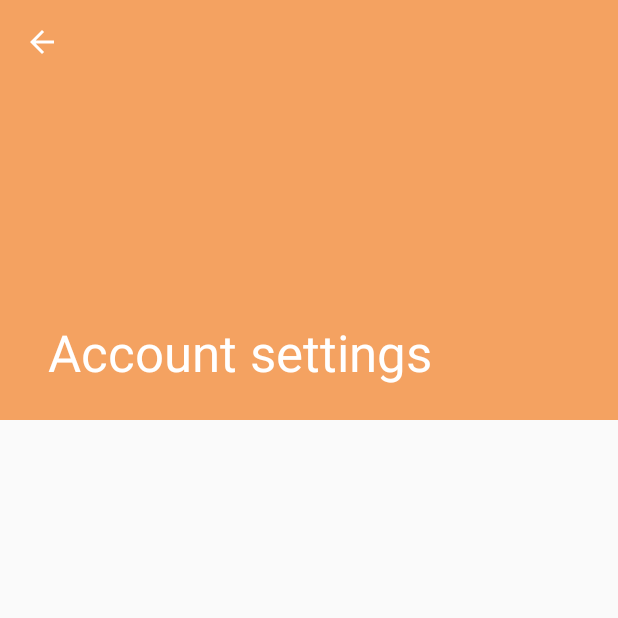
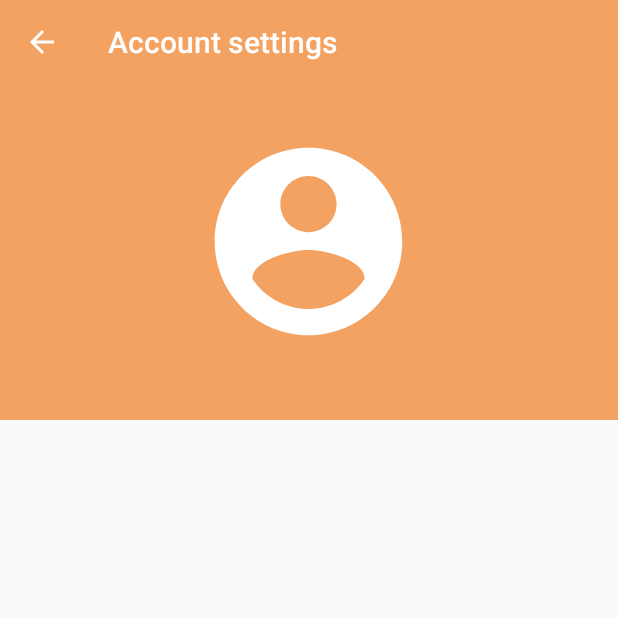
Before and after one commit to micheleantonazzi/ARGame, an Android app: the AccountSettingsActivity screen opened directly, with no data from a screen before it, on a phone screen of 412 x 824 dp, the top half of it. Run offline under Robolectric (Android 15) with nearby library versions, the phone set to English and light mode, and no system bars.

Commit message:
AccountSettingsActivity.java: added profile photo

```diff
--- a/code/android-native/app/src/main/AndroidManifest.xml
+++ b/code/android-native/app/src/main/AndroidManifest.xml
@@ -13,7 +13,7 @@
             android:name=".activities.settings.AccountSettingsActivity"
             android:label="@string/title_activity_account_settings"
             android:theme="@style/AppTheme.NoActionBar"
-            android:parentActivityName=".activities.MainActivity"></activity>
+            android:parentActivityName=".activities.MainActivity" />
         <activity
             android:name=".activities.settings.ApplicationSettingsActivity"
             android:label="@string/title_activity_application_settings"
--- a/code/android-native/app/src/main/java/com/argame/activities/settings/AccountSettingsActivity.java
+++ b/code/android-native/app/src/main/java/com/argame/activities/settings/AccountSettingsActivity.java
@@ -2,12 +2,16 @@ package com.argame.activities.settings;
 
 import android.os.Bundle;
 
+import com.google.android.material.appbar.AppBarLayout;
 import com.google.android.material.appbar.CollapsingToolbarLayout;
 import androidx.appcompat.app.ActionBar;
 import androidx.appcompat.app.AppCompatActivity;
 import androidx.appcompat.widget.Toolbar;
 
+import android.util.Log;
 import android.view.View;
+import android.widget.ImageView;
+import android.widget.LinearLayout;
 
 import com.argame.R;
 
@@ -20,9 +24,9 @@ public class AccountSettingsActivity extends AppCompatActivity {
 
         // Add back button
 
-        Toolbar toolbar = (Toolbar) findViewById(R.id.toolbar);
+        Toolbar toolbar = findViewById(R.id.toolbar);
         setSupportActionBar(toolbar);
-        CollapsingToolbarLayout toolBarLayout = (CollapsingToolbarLayout) findViewById(R.id.toolbar_layout);
+        CollapsingToolbarLayout toolBarLayout = findViewById(R.id.collapsing_layout_app_bar_account_activity);
         toolBarLayout.setTitle(getTitle());
 
         // Setup back button
@@ -32,5 +36,15 @@ public class AccountSettingsActivity extends AppCompatActivity {
             getSupportActionBar().setDisplayShowHomeEnabled(true);
         }
 
+        // Modify alpha while scrolling
+        LinearLayout linearLayoutStatusBar = findViewById(R.id.linear_layout_status_bar_account_activity);
+        AppBarLayout appBarLayout = findViewById(R.id.app_bar_layout_account_activity);
+        ImageView imageViewProfilePhoto = findViewById(R.id.image_view_profile_photo);
+        appBarLayout.addOnOffsetChangedListener((layout, verticalOffset) -> {
+            float offsetAlpha = (layout.getY() / layout.getTotalScrollRange());
+            linearLayoutStatusBar.setAlpha(1);
+            imageViewProfilePhoto.setAlpha(1.0f + offsetAlpha * 1.5f);
+        });
+
     }
 }
--- /dev/null
+++ b/code/android-native/app/src/main/res/drawable/icon_account_circle_24.xml
@@ -0,0 +1,10 @@
+<vector xmlns:android="http://schemas.android.com/apk/res/android"
+    android:width="24dp"
+    android:height="24dp"
+    android:viewportWidth="24"
+    android:viewportHeight="24"
+    android:tint="?attr/colorControlNormal">
+  <path
+      android:fillColor="@android:color/white"
+      android:pathData="M12,2C6.48,2 2,6.48 2,12s4.48,10 10,10 10,-4.48 10,-10S17.52,2 12,2zM12,5c1.66,0 3,1.34 3,3s-1.34,3 -3,3 -3,-1.34 -3,-3 1.34,-3 3,-3zM12,19.2c-2.5,0 -4.71,-1.28 -6,-3.22 0.03,-1.99 4,-3.08 6,-3.08 1.99,0 5.97,1.09 6,3.08 -1.29,1.94 -3.5,3.22 -6,3.22z"/>
+</vector>
--- a/code/android-native/app/src/main/res/layout/activity_account_settings.xml
+++ b/code/android-native/app/src/main/res/layout/activity_account_settings.xml
@@ -8,20 +8,37 @@
     tools:context=".activities.settings.AccountSettingsActivity">
 
     <com.google.android.material.appbar.AppBarLayout
-        android:id="@+id/app_bar"
+        android:id="@+id/app_bar_layout_account_activity"
         android:layout_width="match_parent"
         android:layout_height="@dimen/app_bar_height"
         android:fitsSystemWindows="true"
         android:theme="@style/AppTheme.AppBarOverlay">
 
         <com.google.android.material.appbar.CollapsingToolbarLayout
-            android:id="@+id/toolbar_layout"
+            android:id="@+id/collapsing_layout_app_bar_account_activity"
             android:layout_width="match_parent"
             android:layout_height="match_parent"
             android:fitsSystemWindows="true"
             app:contentScrim="?attr/colorPrimary"
             app:layout_scrollFlags="scroll|exitUntilCollapsed"
-            app:toolbarId="@+id/toolbar">
+            app:toolbarId="@+id/toolbar"
+            app:titleEnabled="false">
+
+            <LinearLayout
+                android:id="@+id/linear_layout_status_bar_account_activity"
+                android:layout_width="match_parent"
+                android:layout_height="match_parent"
+                android:orientation="vertical"
+                android:layout_marginTop="?attr/actionBarSize"
+                android:paddingTop="30dp">
+
+                <ImageView
+                    android:id="@+id/image_view_profile_photo"
+                    android:layout_width="@dimen/image_view_profile_dim"
+                    android:layout_height="@dimen/image_view_profile_dim"
+                    android:layout_gravity="center"
+                    app:srcCompat="@drawable/icon_account_circle_24" />
+            </LinearLayout>
 
             <androidx.appcompat.widget.Toolbar
                 android:id="@+id/toolbar"
--- a/code/android-native/app/src/main/res/values/dimens.xml
+++ b/code/android-native/app/src/main/res/values/dimens.xml
@@ -1,5 +1,6 @@
 <resources>
     <dimen name="app_bar_height">280dp</dimen>
+    <dimen name="image_view_profile_dim">150dp</dimen>
     <dimen name="fab_margin">16dp</dimen>
     <dimen name="text_margin">16dp</dimen>
 </resources>
```
